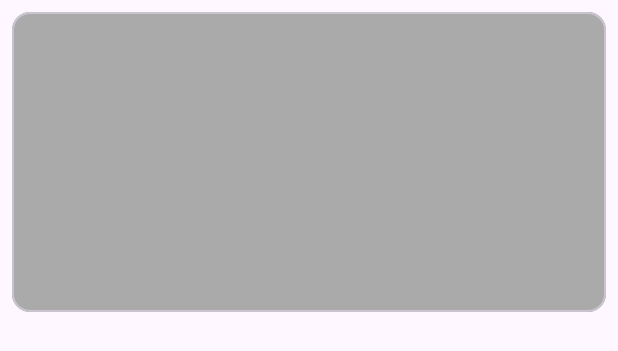
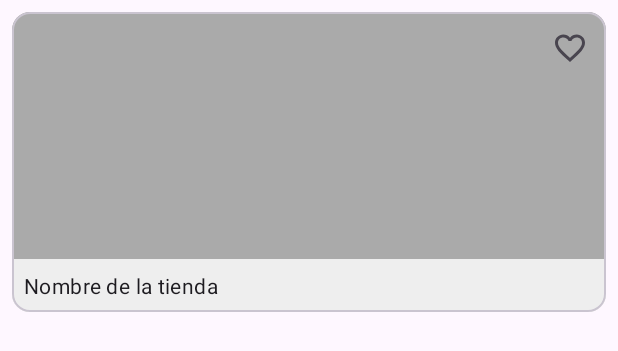
Before and after one commit to Danprego86/Stores, an Android app: the layout item_store.xml on its own in the app's theme, with its tools: preview values and no code run, on a phone screen of 412 x 824 dp. Shown: the top 351 px of the screen. Run offline under Robolectric (Android 15) with nearby library versions, the phone set to English and light mode, and no system bars.

Commit message:
Se agrega diseño principal

```diff
--- /dev/null
+++ b/app/src/main/res/drawable/baseline_favorite_chk.xml
@@ -0,0 +1,5 @@
+<vector android:height="24dp" android:tint="#000000"
+    android:viewportHeight="24" android:viewportWidth="24"
+    android:width="24dp" xmlns:android="http://schemas.android.com/apk/res/android">
+    <path android:fillColor="@android:color/white" android:pathData="M12,21.35l-1.45,-1.32C5.4,15.36 2,12.28 2,8.5 2,5.42 4.42,3 7.5,3c1.74,0 3.41,0.81 4.5,2.09C13.09,3.81 14.76,3 16.5,3 19.58,3 22,5.42 22,8.5c0,3.78 -3.4,6.86 -8.55,11.54L12,21.35z"/>
+</vector>
--- /dev/null
+++ b/app/src/main/res/drawable/favorite_border.xml
@@ -0,0 +1,5 @@
+<vector android:height="24dp" android:tint="#000000"
+    android:viewportHeight="24" android:viewportWidth="24"
+    android:width="24dp" xmlns:android="http://schemas.android.com/apk/res/android">
+    <path android:fillColor="@android:color/white" android:pathData="M16.5,3c-1.74,0 -3.41,0.81 -4.5,2.09C10.91,3.81 9.24,3 7.5,3 4.42,3 2,5.42 2,8.5c0,3.78 3.4,6.86 8.55,11.54L12,21.35l1.45,-1.32C18.6,15.36 22,12.28 22,8.5 22,5.42 19.58,3 16.5,3zM12.1,18.55l-0.1,0.1 -0.1,-0.1C7.14,14.24 4,11.39 4,8.5 4,6.5 5.5,5 7.5,5c1.54,0 3.04,0.99 3.57,2.36h1.87C13.46,5.99 14.96,5 16.5,5c2,0 3.5,1.5 3.5,3.5 0,2.89 -3.14,5.74 -7.9,10.05z"/>
+</vector>
--- /dev/null
+++ b/app/src/main/res/drawable/states_cb_favorite.xml
@@ -0,0 +1,19 @@
+<?xml version="1.0" encoding="utf-8"?>
+<selector xmlns:android="http://schemas.android.com/apk/res/android">
+
+    <item
+
+        android:drawable="@drawable/favorite_border"
+        android:state_checked="false"/>
+
+    <item
+
+        android:drawable="@drawable/baseline_favorite_chk"
+        android:state_checked="true"/>
+
+    <item
+
+        android:drawable="@drawable/favorite_border" />
+
+
+</selector>
--- a/app/src/main/res/layout/item_store.xml
+++ b/app/src/main/res/layout/item_store.xml
@@ -3,6 +3,7 @@
     android:layout_width="match_parent"
     android:layout_height="@dimen/item_card_height"
     xmlns:app="http://schemas.android.com/apk/res-auto"
+    xmlns:tools="http://schemas.android.com/tools"
     android:layout_marginTop="@dimen/common_padding_min"
     android:layout_marginHorizontal="@dimen/common_padding_min">
 
@@ -21,6 +22,32 @@
             app:layout_constraintTop_toTopOf="parent"
             app:layout_constraintBottom_toBottomOf="parent"/>
 
+        <TextView
+            android:id="@+id/tvName"
+            android:layout_width="0dp"
+            android:layout_height="wrap_content"
+            android:background="@color/color_white_t"
+            tools:text="Nombre de la tienda"
+            android:textAppearance="?attr/textAppearanceBody2"
+            android:maxLines="1"
+            android:ellipsize="end"
+            android:padding="@dimen/common_padding_min"
+            app:layout_constraintStart_toStartOf="parent"
+            app:layout_constraintEnd_toEndOf="parent"
+            app:layout_constraintBottom_toBottomOf="parent">
+
+        </TextView>
+
+        <com.google.android.material.checkbox.MaterialCheckBox
+            android:id="@+id/cbFavorite"
+            android:layout_width="wrap_content"
+            android:layout_height="wrap_content"
+            android:button="@drawable/states_cb_favorite"
+            android:buttonTint="@android:color/white"
+            app:layout_constraintEnd_toEndOf="parent"
+            app:layout_constraintTop_toTopOf="parent"/>
+
+
     </androidx.constraintlayout.widget.ConstraintLayout>
 
 </com.google.android.material.card.MaterialCardView>
--- a/app/src/main/res/values/colors.xml
+++ b/app/src/main/res/values/colors.xml
@@ -2,4 +2,5 @@
 <resources>
     <color name="black">#FF000000</color>
     <color name="white">#FFFFFFFF</color>
+    <color name="color_white_t">#CCFFFFFF</color>
 </resources>
--- a/app/src/main/res/values/strings.xml
+++ b/app/src/main/res/values/strings.xml
@@ -1,4 +1,5 @@
 <resources>
     <string name="app_name">Stores</string>
     <string name="description_img_photo">Imagan de la tienda</string>
+    <string name="description_store_add">Crear tienda</string>
 </resources>
```
Also changed, not shown: app/src/main/res/drawable/ic_add_business.xml (added, +7 -0 lines), app/src/main/res/layout/activity_main.xml (+19 -0 lines).
